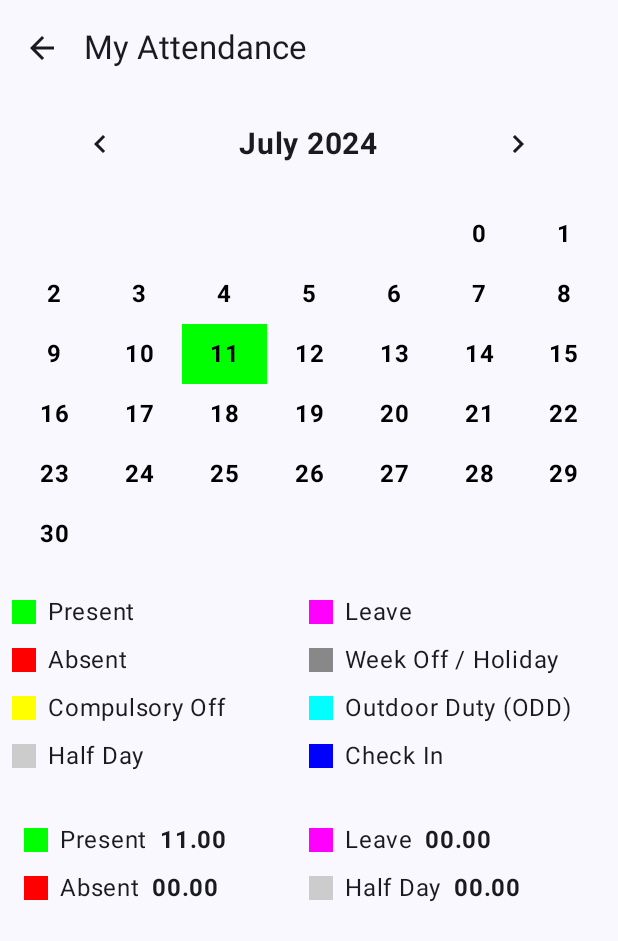
After one commit to akamahesh/EduCrm, an Android app built with Jetpack Compose: the composable CalendarScreen shown on its own in the app's theme, on a phone screen of 412 x 824 dp. The commit adds this screen. Shown: the top 941 px of the screen. Run offline under Robolectric (Android 15) with nearby library versions, the phone set to English and light mode, and no system bars.

Commit message:
Enhance: Calendar UI implemented

```diff
--- a/app/src/main/java/com/crm/edu/ui/compose/Screen.kt
+++ b/app/src/main/java/com/crm/edu/ui/compose/Screen.kt
@@ -10,4 +10,5 @@ sealed class Screen(val route: String) {
     data object LeaveRequest : Screen("leave_request_screen")
     data object HolidayCalendar : Screen("holiday_calendar_screen")
     data object Leaves : Screen("leaves_screen")
+    data object Calendar : Screen("calendar_screen")
 }
--- a/app/src/main/java/com/crm/edu/ui/compose/screens/BottomNavigationBar.kt
+++ b/app/src/main/java/com/crm/edu/ui/compose/screens/BottomNavigationBar.kt
@@ -21,6 +21,7 @@ import androidx.navigation.compose.NavHost
 import androidx.navigation.compose.composable
 import com.crm.edu.ui.compose.Screen
 import com.crm.edu.ui.compose.screens.attendance.AttendanceScreen
+import com.crm.edu.ui.compose.screens.calendar.CalendarScreen
 import com.crm.edu.ui.compose.screens.dashboard.DashboardScreen
 import com.crm.edu.ui.compose.screens.holidayLeaves.HolidayCalendarScreen
 import com.crm.edu.ui.compose.screens.leave.LeaveScreen
@@ -108,6 +109,12 @@ fun BottomNavigationBar(navController: NavHostController) {
                 LeaveScreen(navController)
             }
 
+            composable(route = Screen.Calendar.route) {
+                CalendarScreen(navController) {
+                    navController.navigateUp()
+                }
+            }
+
         }
 
     }
--- a/app/src/main/java/com/crm/edu/ui/compose/screens/attendance/AttendanceScreen.kt
+++ b/app/src/main/java/com/crm/edu/ui/compose/screens/attendance/AttendanceScreen.kt
@@ -94,6 +94,7 @@ private fun AttendanceScreenInternal(
                                 "${item.name} clicked ",
                                 Toast.LENGTH_SHORT
                             ).show()
+                            onOptionClick.invoke(Screen.Calendar.route)
                         })
                 }
             }
@@ -207,3 +208,7 @@ private data class AttendanceOptionItem(
     val drawableRes: Int,
     val color: Color = Color.Black
 )
+
+enum class AttendanceStatus {
+    PRESENT, LEAVE, ABSENT, HOLIDAY, HALF_DAY, COMPULSORY_OFF, OUTDOOR_DUTY, CHECK_IN
+}
--- /dev/null
+++ b/app/src/main/java/com/crm/edu/ui/compose/screens/calendar/CalendarScreen.kt
@@ -0,0 +1,367 @@
+package com.crm.edu.ui.compose.screens.calendar
+
+import androidx.compose.foundation.background
+import androidx.compose.foundation.gestures.detectTapGestures
+import androidx.compose.foundation.layout.Arrangement
+import androidx.compose.foundation.layout.Box
+import androidx.compose.foundation.layout.Column
+import androidx.compose.foundation.layout.Row
+import androidx.compose.foundation.layout.Spacer
+import androidx.compose.foundation.layout.fillMaxSize
+import androidx.compose.foundation.layout.fillMaxWidth
+import androidx.compose.foundation.layout.height
+import androidx.compose.foundation.layout.padding
+import androidx.compose.foundation.layout.size
+import androidx.compose.foundation.layout.statusBarsPadding
+import androidx.compose.foundation.layout.width
+import androidx.compose.foundation.lazy.grid.GridCells
+import androidx.compose.foundation.lazy.grid.LazyVerticalGrid
+import androidx.compose.foundation.lazy.grid.items
+import androidx.compose.material.icons.Icons
+import androidx.compose.material.icons.automirrored.filled.ArrowBack
+import androidx.compose.material.icons.automirrored.filled.KeyboardArrowLeft
+import androidx.compose.material.icons.automirrored.filled.KeyboardArrowRight
+import androidx.compose.material3.ExperimentalMaterial3Api
+import androidx.compose.material3.Icon
+import androidx.compose.material3.IconButton
+import androidx.compose.material3.Scaffold
+import androidx.compose.material3.Text
+import androidx.compose.material3.TopAppBar
+import androidx.compose.runtime.Composable
+import androidx.compose.runtime.mutableStateOf
+import androidx.compose.runtime.remember
+import androidx.compose.runtime.rememberCoroutineScope
+import androidx.compose.ui.Alignment
+import androidx.compose.ui.Modifier
+import androidx.compose.ui.graphics.Color
+import androidx.compose.ui.input.pointer.pointerInput
+import androidx.compose.ui.platform.LocalContext
+import androidx.compose.ui.res.stringResource
+import androidx.compose.ui.text.font.FontWeight
+import androidx.compose.ui.tooling.preview.Preview
+import androidx.compose.ui.tooling.preview.PreviewParameter
+import androidx.compose.ui.tooling.preview.PreviewParameterProvider
+import androidx.compose.ui.unit.dp
+import androidx.compose.ui.unit.sp
+import androidx.hilt.navigation.compose.hiltViewModel
+import androidx.navigation.NavHostController
+import com.crm.edu.R
+import com.crm.edu.ui.compose.screens.attendance.AttendanceStatus
+import kotlinx.coroutines.launch
+import java.text.SimpleDateFormat
+import java.util.Calendar
+import java.util.Date
+import java.util.Locale
+
+@Composable
+fun CalendarScreen(
+    navController: NavHostController,
+    viewModel: CalendarViewModel = hiltViewModel(),
+    onUpClick: () -> Unit = {},
+) {
+    val optionItems = getAttendanceData()
+
+    CalendarScreenInternal(
+        attendanceData = optionItems,
+        onUpClick = onUpClick
+    )
+}
+
+
+@Composable
+private fun CalendarScreenInternal(
+    attendanceData: List<AttendanceDay>,
+    onUpClick: () -> Unit = {},
+) {
+    val context = LocalContext.current
+    val coroutineScope = rememberCoroutineScope()
+    val currentMonth = remember { mutableStateOf(Calendar.getInstance()) }
+
+    Scaffold(
+        topBar = {
+            AttendanceTopBar(onUpClick = onUpClick)
+        },
+    ) { padding ->
+        Box(
+            modifier = Modifier
+                .padding(padding)
+        ) {
+
+            Column(
+                modifier = Modifier
+                    .fillMaxSize()
+                    .padding(8.dp)
+            ) {
+                CalendarHeader(
+                    currentMonth = currentMonth.value,
+                    onPreviousMonth = {
+                        coroutineScope.launch {
+                            currentMonth.value.add(Calendar.MONTH, -1)
+                        }
+                    },
+                    onNextMonth = {
+                        coroutineScope.launch {
+                            currentMonth.value.add(Calendar.MONTH, 1)
+                        }
+                    }
+                )
+                Spacer(modifier = Modifier.height(16.dp))
+                CalendarView(
+                    month = currentMonth.value,
+                    attendanceData = attendanceData
+                )
+                Spacer(modifier = Modifier.height(16.dp))
+                Legend(getDateStatusItems())
+                Spacer(modifier = Modifier.height(16.dp))
+                AttendanceSummaryTable(getSummaryTableData())
+            }
+        }
+    }
+}
+
+private data class SummaryTableData(
+    val text: String,
+    val color: Color,
+    val value: String
+)
+
+private fun getSummaryTableData(): List<SummaryTableData> {
+    return mutableListOf(
+        SummaryTableData("Present", Color.Green, "11.00"),
+        SummaryTableData("Leave", Color.Magenta, "00.00"),
+        SummaryTableData("Absent", Color.Red, "00.00"),
+        SummaryTableData("Half Day", Color.LightGray, "00.00")
+    )
+}
+
+@Composable
+private fun AttendanceSummaryTable(summaryTableData: List<SummaryTableData>) {
+    LazyVerticalGrid(
+        columns = GridCells.Fixed(2),
+        modifier = Modifier
+            .fillMaxWidth()
+            .padding(8.dp),
+    ) {
+        items(summaryTableData) {
+            AttendanceSummaryItem(it.text, it.color, it.value)
+        }
+    }
+}
+
+@Composable
+fun AttendanceSummaryItem(label: String, color: Color, value: String) {
+    Row(
+        verticalAlignment = Alignment.CenterVertically,
+        modifier = Modifier.padding(vertical = 4.dp)
+    ) {
+        Box(
+            modifier = Modifier
+                .size(16.dp)
+                .background(color = color)
+        )
+        Spacer(modifier = Modifier.width(8.dp))
+        Text(text = label)
+        Spacer(modifier = Modifier.width(8.dp))
+        Text(text = value, fontWeight = FontWeight.Bold)
+    }
+}
+
+
+@Composable
+private fun CalendarHeader(
+    currentMonth: Calendar,
+    onPreviousMonth: () -> Unit,
+    onNextMonth: () -> Unit
+) {
+    val monthFormat = remember { SimpleDateFormat("MMMM yyyy", Locale.getDefault()) }
+    Row(
+        modifier = Modifier.fillMaxWidth(),
+        horizontalArrangement = Arrangement.SpaceAround,
+        verticalAlignment = Alignment.CenterVertically
+    ) {
+        IconButton(onClick = onPreviousMonth) {
+            Icon(Icons.AutoMirrored.Filled.KeyboardArrowLeft, contentDescription = "Previous Month")
+        }
+        Text(
+            text = monthFormat.format(currentMonth.time),
+            fontWeight = FontWeight.Bold,
+            fontSize = 20.sp
+        )
+        IconButton(onClick = onNextMonth) {
+            Icon(Icons.AutoMirrored.Filled.KeyboardArrowRight, contentDescription = "Next Month")
+        }
+    }
+}
+
+@Composable
+private fun CalendarView(
+    month: Calendar,
+    attendanceData: List<AttendanceDay>
+) {
+    val daysInMonth = month.getActualMaximum(Calendar.DAY_OF_MONTH)
+    val firstDayOfWeek = month.get(Calendar.DAY_OF_WEEK)
+    val days = (1..daysInMonth).map { day ->
+        val date = month.clone() as Calendar
+        date.set(Calendar.DAY_OF_MONTH, day)
+        date.time
+    }
+    val attendanceMap = attendanceData.associateBy {
+        SimpleDateFormat(
+            "yyyy-MM-dd",
+            Locale.getDefault()
+        ).format(Date())
+    }
+
+    LazyVerticalGrid(
+        columns = GridCells.Fixed(7),
+        modifier = Modifier.fillMaxWidth()
+    ) {
+        items(firstDayOfWeek) {
+            Box(modifier = Modifier.size(40.dp))
+        }
+        items(daysInMonth) { day ->
+            val date = month.clone() as Calendar
+            date.set(Calendar.DAY_OF_MONTH, day)
+            val dateString = SimpleDateFormat("yyyy-MM-dd", Locale.getDefault()).format(date.time)
+            val attendanceStatus = attendanceMap[dateString]?.status
+            DayCell(day = day, attendanceStatus = attendanceStatus)
+        }
+    }
+}
+
+@Composable
+private fun DayCell(day: Int, attendanceStatus: AttendanceStatus?) {
+    Box(
+        modifier = Modifier
+            .size(40.dp)
+            .background(colorForStatus(attendanceStatus))
+            .pointerInput(Unit) {
+                detectTapGestures {
+                    // Handle day click
+                }
+            },
+        contentAlignment = Alignment.Center
+    ) {
+        Text(text = day.toString(), color = Color.Black, fontWeight = FontWeight.Bold)
+    }
+}
+
+@Composable
+private fun Legend(items: List<DayStatus>) {
+    LazyVerticalGrid(
+        columns = GridCells.Fixed(2),
+        modifier = Modifier
+            .fillMaxWidth()
+    ) {
+        items(items) { item ->
+            LegendItem(item.text, item.color)
+        }
+    }
+}
+
+private fun getDateStatusItems(): List<DayStatus> {
+    return mutableListOf(
+        DayStatus(text = "Present", Color.Green),
+        DayStatus(text = "Leave", Color.Magenta),
+        DayStatus(text = "Absent", Color.Red),
+        DayStatus(text = "Week Off / Holiday", Color.Gray),
+        DayStatus(text = "Compulsory Off", Color.Yellow),
+        DayStatus(text = "Outdoor Duty (ODD)", Color.Cyan),
+        DayStatus(text = "Half Day", Color.LightGray),
+        DayStatus(text = "Check In", Color.Blue),
+    )
+}
+
+private data class DayStatus(val text: String, val color: Color)
+
+@Composable
+private fun LegendItem(text: String, color: Color) {
+    Row(
+        verticalAlignment = Alignment.CenterVertically,
+        modifier = Modifier.padding(vertical = 4.dp)
+    ) {
+        Box(
+            modifier = Modifier
+                .size(16.dp)
+                .background(color = color)
+        )
+        Spacer(modifier = Modifier.width(8.dp))
+        Text(text = text)
+    }
+}
+
+private data class AttendanceDay(
+    val date: String,
+    val status: AttendanceStatus
+)
+
+private fun colorForStatus(status: AttendanceStatus?): Color {
+    return when (status) {
+        AttendanceStatus.PRESENT -> Color.Green
+        AttendanceStatus.LEAVE -> Color.Magenta
+        AttendanceStatus.ABSENT -> Color.Red
+        AttendanceStatus.HOLIDAY -> Color.Gray
+        AttendanceStatus.COMPULSORY_OFF -> Color.Yellow
+        AttendanceStatus.OUTDOOR_DUTY -> Color.Cyan
+        AttendanceStatus.HALF_DAY -> Color.LightGray
+        AttendanceStatus.CHECK_IN -> Color.Blue
+        else -> Color.Transparent
+    }
+}
+
+@OptIn(ExperimentalMaterial3Api::class)
+@Composable
+private fun AttendanceTopBar(
+    onUpClick: () -> Unit,
+    modifier: Modifier = Modifier,
+) {
+    TopAppBar(
+        title = {
+            Text(stringResource(id = R.string.my_attendance_title))
+        },
+        modifier = modifier.statusBarsPadding(),
+        navigationIcon = {
+            IconButton(onClick = onUpClick) {
+                Icon(
+                    Icons.AutoMirrored.Filled.ArrowBack,
+                    contentDescription = null
+                )
+            }
+        },
+    )
+}
+
+private fun getAttendanceData(): List<AttendanceDay> {
+    val optionItems = mutableListOf(
+        AttendanceDay(
+            date = "2024-07-11 15:30:00",
+            status = AttendanceStatus.PRESENT
+        ),
+        AttendanceDay(
+            date = "2024-07-10 15:30:00",
+            status = AttendanceStatus.PRESENT
+        ),
+        AttendanceDay(
+            date = "2024-07-09 15:30:00",
+            status = AttendanceStatus.PRESENT
+        ),
+    )
+    return optionItems
+}
+
+@Preview
+@Composable
+private fun CalendarScreenPreview(
+    @PreviewParameter(CalendarScreenInternalPreviewParamProvider::class) optionItems: List<AttendanceDay>
+) {
+    CalendarScreenInternal(attendanceData = optionItems)
+}
+
+private class CalendarScreenInternalPreviewParamProvider :
+    PreviewParameterProvider<List<AttendanceDay>> {
+
+    override val values: Sequence<List<AttendanceDay>> =
+        sequenceOf(
+            getAttendanceData()
+        )
+}
--- /dev/null
+++ b/app/src/main/java/com/crm/edu/ui/compose/screens/calendar/CalendarViewModel.kt
@@ -0,0 +1,6 @@
+package com.crm.edu.ui.compose.screens.calendar
+
+import androidx.lifecycle.ViewModel
+
+class CalendarViewModel : ViewModel() {
+}
--- a/app/src/main/java/com/crm/edu/ui/compose/screens/holidayLeaves/HolidayCalendarScreen.kt
+++ b/app/src/main/java/com/crm/edu/ui/compose/screens/holidayLeaves/HolidayCalendarScreen.kt
@@ -87,7 +87,7 @@ private fun HolidayCalendarScreenInternal(
 }
 
 @Composable
-fun Legend() {
+private fun Legend() {
     Column(
         modifier = Modifier
             .fillMaxWidth()
@@ -99,7 +99,7 @@ fun Legend() {
 }
 
 @Composable
-fun HolidayRow(holiday: Holiday) {
+private fun HolidayRow(holiday: Holiday) {
     Row(
         modifier = Modifier
             .fillMaxWidth()
@@ -131,7 +131,7 @@ fun HolidayRow(holiday: Holiday) {
 }
 
 @Composable
-fun HeaderRow() {
+private fun HeaderRow() {
     Row(
         modifier = Modifier
             .fillMaxWidth()
@@ -228,12 +228,12 @@ private fun HolidayTopBar(
 }
 
 
-data class Holiday(
+private data class Holiday(
     val day: String,
     val occasion: String,
     val leaveType: LeaveType
 )
 
-enum class LeaveType {
+private enum class LeaveType {
     COMPANY_HOLIDAY, FLOATING_HOLIDAY
 }
--- a/app/src/main/res/values/strings.xml
+++ b/app/src/main/res/values/strings.xml
@@ -3,4 +3,5 @@
     <string name="dashboard_title">DashBoard</string>
     <string name="attendance_title">Attendance</string>
     <string name="holiday_title">Holiday</string>
+    <string name="my_attendance_title">My Attendance</string>
 </resources>
```
